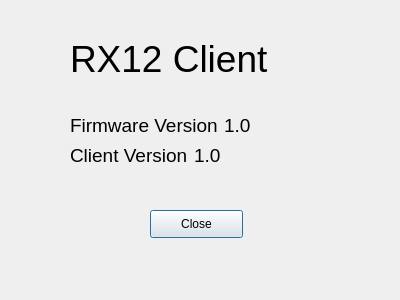
The window that client/Rx12Client/aboutdialog.ui (bemcgarvey/RX12) describes before a commit, drawn with Qt 5.
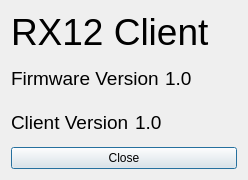
The same window after the commit.

Commit message: Adjusted About dialog size

The edit to the form file:
```diff
--- a/client/Rx12Client/aboutdialog.ui
+++ b/client/Rx12Client/aboutdialog.ui
@@ -6,22 +6,28 @@
    <rect>
     <x>0</x>
     <y>0</y>
-    <width>400</width>
-    <height>300</height>
+    <width>248</width>
+    <height>180</height>
    </rect>
   </property>
+  <property name="sizePolicy">
+   <sizepolicy hsizetype="MinimumExpanding" vsizetype="MinimumExpanding">
+    <horstretch>0</horstretch>
+    <verstretch>0</verstretch>
+   </sizepolicy>
+  </property>
+  <property name="minimumSize">
+   <size>
+    <width>0</width>
+    <height>0</height>
+   </size>
+  </property>
   <property name="windowTitle">
    <string>About RX12 Client</string>
   </property>
+  <layout class="QVBoxLayout" name="verticalLayout">
+   <item>
   <widget class="QLabel" name="label">
-   <property name="geometry">
-    <rect>
-     <x>70</x>
-     <y>30</y>
-     <width>240</width>
-     <height>57</height>
-    </rect>
-   </property>
    <property name="font">
     <font>
      <pointsize>28</pointsize>
@@ -31,28 +37,8 @@
     <string>RX12 Client</string>
    </property>
   </widget>
-  <widget class="QPushButton" name="closeButton">
-   <property name="geometry">
-    <rect>
-     <x>150</x>
-     <y>210</y>
-     <width>93</width>
-     <height>28</height>
-    </rect>
-   </property>
-   <property name="text">
-    <string>Close</string>
-   </property>
-  </widget>
-  <widget class="QWidget" name="layoutWidget1">
-   <property name="geometry">
-    <rect>
-     <x>70</x>
-     <y>110</y>
-     <width>241</width>
-     <height>30</height>
-    </rect>
-   </property>
+   </item>
+   <item>
    <layout class="QHBoxLayout" name="horizontalLayout">
     <item>
      <widget class="QLabel" name="label_2">
@@ -79,16 +65,8 @@
      </widget>
     </item>
    </layout>
-  </widget>
-  <widget class="QWidget" name="layoutWidget2">
-   <property name="geometry">
-    <rect>
-     <x>70</x>
-     <y>140</y>
-     <width>241</width>
-     <height>30</height>
-    </rect>
-   </property>
+   </item>
+   <item>
    <layout class="QHBoxLayout" name="horizontalLayout_2">
     <item>
      <widget class="QLabel" name="label_3">
@@ -115,7 +93,15 @@
      </widget>
     </item>
    </layout>
-  </widget>
+   </item>
+   <item>
+    <widget class="QPushButton" name="closeButton">
+     <property name="text">
+      <string>Close</string>
+     </property>
+    </widget>
+   </item>
+  </layout>
  </widget>
  <resources/>
  <connections/>
```
Lines whose indentation alone changed are shown as unchanged. The commit also changes 2 other files.
